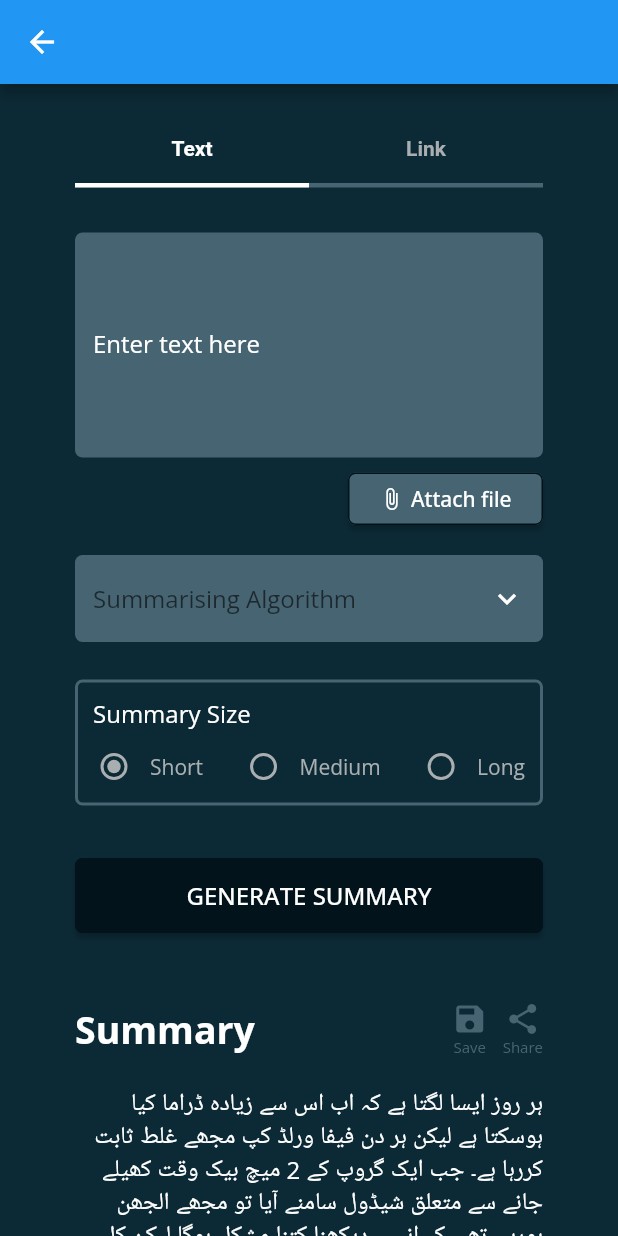
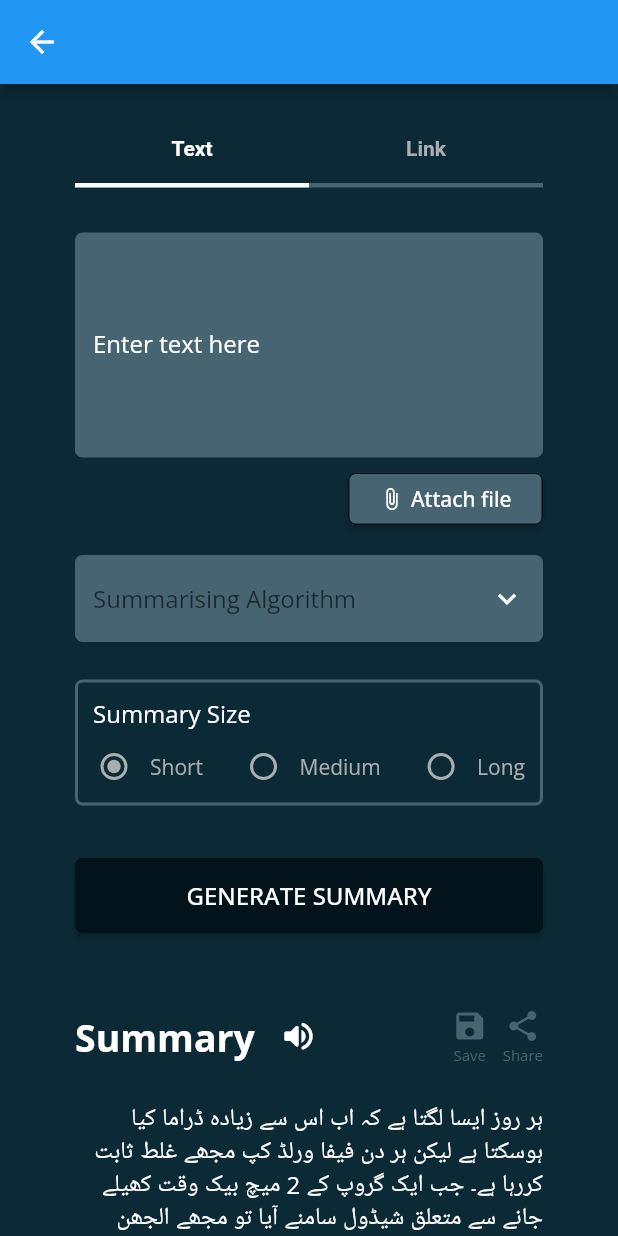
Before and after one commit to hadiyaaamir/khulasa, a Flutter app: the Summary screen opened directly, on a phone screen of 412 x 824 dp. Run offline on Flutter 3.47's test engine with Material 2 defaults, Android fonts, the phone set to English and light mode, and no system bars; our stand-ins replace google_fonts.

Commit message:
icon buttons

```diff
--- a/lib/Views/Summary/generatedSummary.dart
+++ b/lib/Views/Summary/generatedSummary.dart
@@ -1,13 +1,10 @@
-import 'package:flutter/cupertino.dart';
 import 'package:flutter/material.dart';
-import 'package:flutter/src/widgets/container.dart';
-import 'package:flutter/src/widgets/framework.dart';
 import 'package:khulasa/Views/Widgets/labelIcon.dart';
 import 'package:khulasa/constants/colors.dart';
 import 'package:khulasa/constants/sizes.dart';
 
 class GeneratedSummary extends StatelessWidget {
-  GeneratedSummary({super.key, required this.summaryText});
+  const GeneratedSummary({super.key, required this.summaryText});
 
   final String summaryText;
 
@@ -20,21 +17,36 @@ class GeneratedSummary extends StatelessWidget {
           Row(
             mainAxisAlignment: MainAxisAlignment.spaceBetween,
             children: [
-              const Text(
-                "Summary",
-                style: TextStyle(
+              Row(
+                children: [
+                  const Text(
+                    "Summary",
+                    style: TextStyle(
+                        color: text,
+                        fontSize: largeFont,
+                        fontWeight: FontWeight.bold),
+                  ),
+                  const SizedBox(width: 5),
+                  IconButton(
+                    icon: const Icon(Icons.volume_up_rounded),
+                    onPressed: () {},
                     color: text,
-                    fontSize: largeFont,
-                    fontWeight: FontWeight.bold),
+                    iconSize: largeFont,
+                  ),
+                ],
               ),
               Row(
                 children: [
-                  Row(
-                    children: const [
-                      LabelIcon(icon: Icons.save, label: "Save"),
-                      SizedBox(width: 10),
-                      LabelIcon(icon: Icons.share_rounded, label: "Share")
-                    ],
+                  LabelIcon(
+                    icon: Icons.save,
+                    label: "Save",
+                    onPress: () {},
+                  ),
+                  const SizedBox(width: 10),
+                  LabelIcon(
+                    icon: Icons.share_rounded,
+                    label: "Share",
+                    onPress: () {},
                   )
                 ],
               )
--- a/lib/Views/Widgets/labelIcon.dart
+++ b/lib/Views/Widgets/labelIcon.dart
@@ -1,23 +1,26 @@
 import 'package:flutter/material.dart';
-import 'package:flutter/src/widgets/container.dart';
-import 'package:flutter/src/widgets/framework.dart';
 import 'package:khulasa/constants/colors.dart';
 import 'package:khulasa/constants/sizes.dart';
 
 class LabelIcon extends StatelessWidget {
-  const LabelIcon(
-      {super.key,
+  const LabelIcon({
+    super.key,
     required this.icon,
     required this.label,
-      this.color = primary});
+    this.color = primary,
+    required this.onPress,
+  });
 
   final IconData icon;
   final String label;
   final Color color;
+  final Function() onPress;
 
   @override
   Widget build(BuildContext context) {
-    return Column(
+    return InkWell(
+      onTap: onPress,
+      child: Column(
         children: [
           Icon(icon, color: color),
           Text(
@@ -25,6 +28,7 @@ class LabelIcon extends StatelessWidget {
             style: TextStyle(fontSize: smallFont, color: color),
           )
         ],
+      ),
     );
   }
 }
```
Lines whose indentation alone changed are shown as unchanged.
